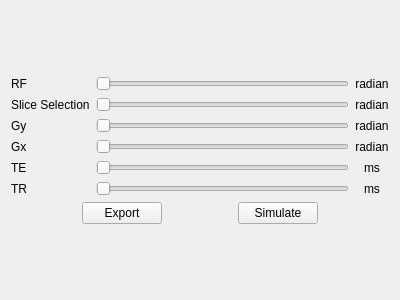
First picture: the form in src/ui/sequence_control_widget.ui, repository MOHAMEDMANSOUR20/MRI_Simulation, before the edit.
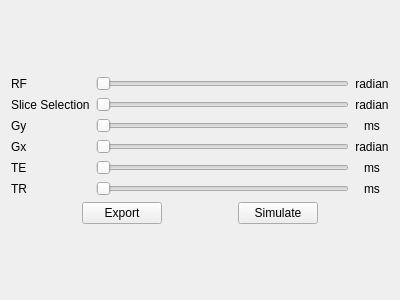
Second picture: the form after the edit.

Commit message: Brightness & Sliders' Units

```diff
--- a/src/ui/sequence_control_widget.ui
+++ b/src/ui/sequence_control_widget.ui
@@ -149,7 +149,7 @@
        <item row="2" column="2">
         <widget class="QLabel" name="gy_val_label">
          <property name="text">
-          <string>radian</string>
+          <string>ms</string>
          </property>
          <property name="alignment">
           <set>Qt::AlignCenter</set>
```
The commit also changes 5 other files.
